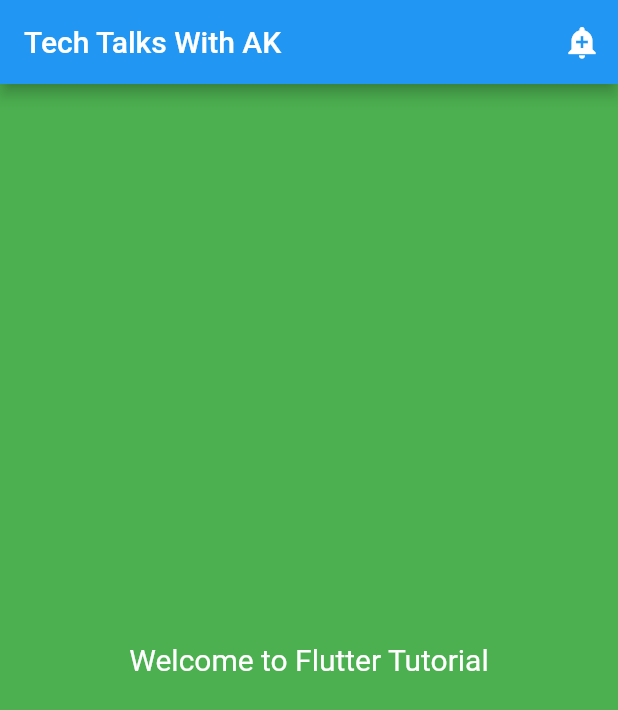
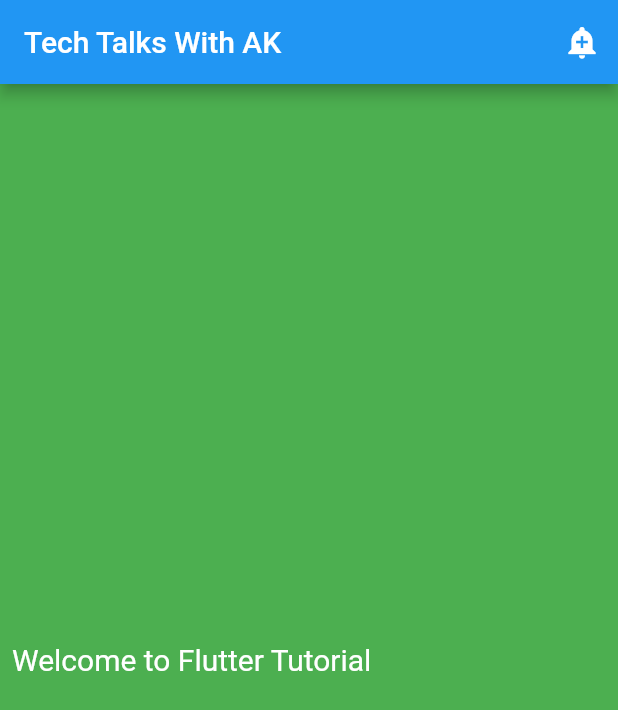
Before and after one commit to ArchitectAK/Complete-Flutter-Widgets-Tutorial, a Flutter app: the screen it shows after launch, on a phone screen of 412 x 824 dp. Shown: the top 710 px of the screen. Run offline on Flutter 3.47's test engine with Material 2 defaults, Android fonts, the phone set to English and light mode, and no system bars.

Commit message:
container Alignment centerLeft

```diff
--- a/lib/5-container/ContainerDemo.dart
+++ b/lib/5-container/ContainerDemo.dart
@@ -29,7 +29,8 @@ class ContainerDemo extends StatelessWidget {
               padding: EdgeInsets.all(8.0),
               constraints: BoxConstraints.expand(),
               // constraints: BoxConstraints(minWidth: 100, maxWidth: 200),
-              alignment: Alignment.center,
+              // alignment: Alignment.center,
+              alignment: Alignment.centerLeft,
               child: Text(
                 "Welcome to Flutter Tutorial",
                 style: TextStyle(fontSize: 20, color: Colors.white),
```
